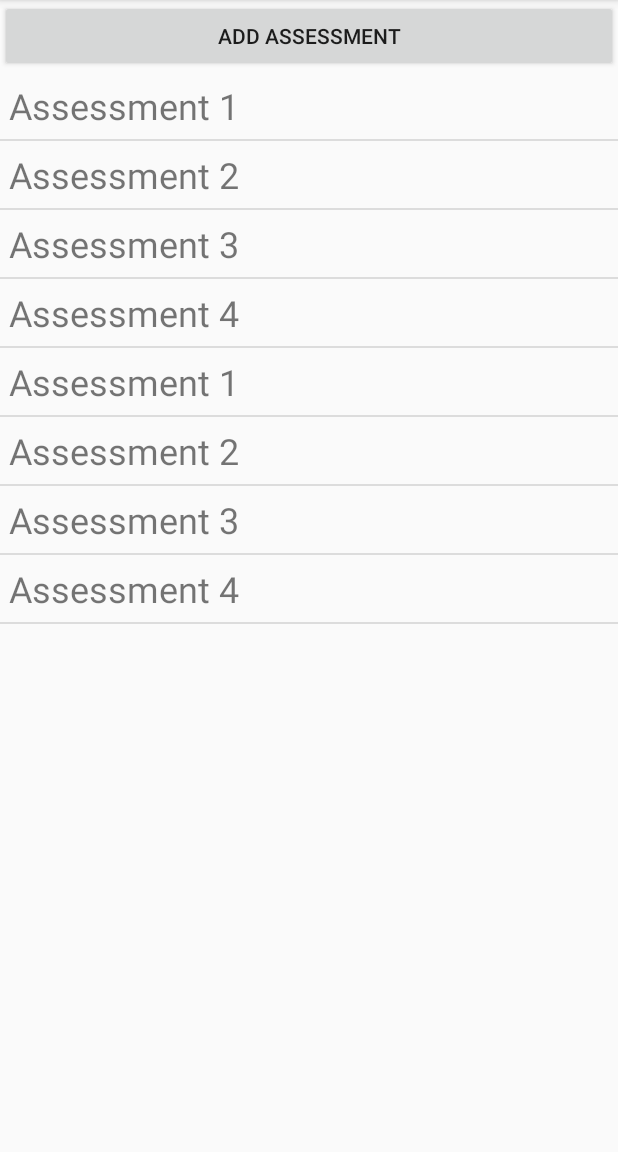
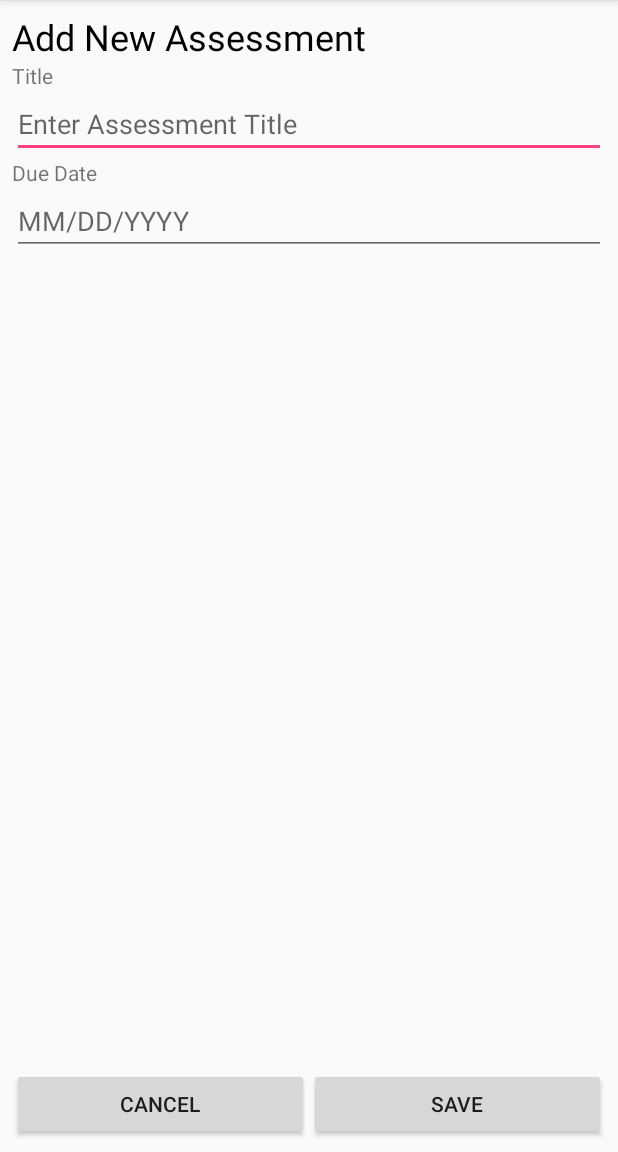
Before and after one commit to jenslarsen/ScheduleOwl, an Android app: the fragment FragmentAssessments shown on its own in the app's theme, after a tap on "ADD ASSESSMENT", on a phone screen of 412 x 824 dp, the part 84-1236 px from its top. Run offline under Robolectric (Android 15) with nearby library versions, the phone set to English and light mode, and no system bars.

Commit message:
Add assessment functionality

```diff
--- a/app/src/main/AndroidManifest.xml
+++ b/app/src/main/AndroidManifest.xml
@@ -25,6 +25,8 @@
         <activity android:name=".EditCourse" />
         <activity android:name=".AddMentor" />
         <activity android:name=".EditMentor" />
+        <activity android:name=".AddAssessment" />
+        <activity android:name=".EditAssessment" />
     </application>
 
 </manifest>
--- /dev/null
+++ b/app/src/main/java/com/jenslarsen/scheduleowl/AddAssessment.java
@@ -0,0 +1,85 @@
+package com.jenslarsen.scheduleowl;
+
+import android.app.DatePickerDialog;
+import android.content.Intent;
+import android.os.Bundle;
+import android.support.v7.app.AppCompatActivity;
+import android.view.View;
+import android.widget.DatePicker;
+import android.widget.EditText;
+import android.widget.Toast;
+
+import java.text.SimpleDateFormat;
+import java.util.Calendar;
+import java.util.Locale;
+
+public class AddAssessment extends AppCompatActivity {
+
+    CourseChooserAdapter adapter;
+
+    public EditText editTextDueDate;
+
+    public Calendar calendar;
+    DatePickerDialog.OnDateSetListener dueDatePicker;
+
+    @Override
+    protected void onCreate(Bundle savedInstanceState) {
+        super.onCreate(savedInstanceState);
+        setContentView(R.layout.activity_add_assessment);
+
+        calendar = Calendar.getInstance();
+
+        // set up due date picker
+        editTextDueDate = findViewById(R.id.editTextDueDate);
+        dueDatePicker = new DatePickerDialog.OnDateSetListener() {
+            @Override
+            public void onDateSet(DatePicker view, int year, int month, int dayOfMonth) {
+                calendar.set(Calendar.YEAR, year);
+                calendar.set(Calendar.MONTH, month);
+                calendar.set(Calendar.DAY_OF_MONTH, dayOfMonth);
+                updateDueDate();
+            }
+        };
+
+        editTextDueDate.setOnClickListener(new View.OnClickListener() {
+            @Override
+            public void onClick(View v) {
+                new DatePickerDialog(AddAssessment.this, dueDatePicker,
+                        calendar.get(Calendar.YEAR),
+                        calendar.get(Calendar.MONTH),
+                        calendar.get(Calendar.DAY_OF_MONTH))
+                        .show();
+            }
+        });
+
+    }
+
+    private void updateDueDate() {
+        String dateFormat = "MM/dd/yyyy";
+        SimpleDateFormat sdf = new SimpleDateFormat(dateFormat, Locale.US);
+        editTextDueDate.setText(sdf.format(calendar.getTime()));
+    }
+
+    public void buttonSaveClicked(View view) {
+        Intent intent = new Intent();
+
+        EditText editTextTitle = findViewById(R.id.editTextTitle);
+        editTextDueDate = findViewById(R.id.editTextDueDate);
+        String assessmentTitle = editTextTitle.getText().toString();
+        String dueDate = editTextDueDate.getText().toString();
+        if (assessmentTitle.isEmpty()) {
+            Toast.makeText(this, "No title entered! Unable to add new assessment", Toast.LENGTH_SHORT).show();
+            setResult(RESULT_CANCELED);
+        } else {
+            intent.putExtra("assessmentTitle", assessmentTitle);
+            intent.putExtra("dueDate", dueDate);
+            intent.putExtra("selectedCourses", adapter.getSelectedCourses());
+            setResult(RESULT_OK, intent);
+        }
+        finish();
+    }
+
+    public void buttonCancelClicked(View view) {
+        finish();
+    }
+}
--- a/app/src/main/java/com/jenslarsen/scheduleowl/FragmentAssessments.java
+++ b/app/src/main/java/com/jenslarsen/scheduleowl/FragmentAssessments.java
@@ -1,5 +1,6 @@
 package com.jenslarsen.scheduleowl;
 
+import android.content.Intent;
 import android.os.Bundle;
 import android.support.v4.app.Fragment;
 import android.view.LayoutInflater;
@@ -14,6 +15,8 @@ import com.jenslarsen.scheduleowl.db.Datasource;
 import com.jenslarsen.scheduleowl.model.Assessment;
 
 public class FragmentAssessments extends Fragment {
+
+    private static final int ADD_ASSESSMENT = 1;
 
     @Override
     public View onCreateView(LayoutInflater inflater, ViewGroup container,
@@ -41,6 +44,8 @@ public class FragmentAssessments extends Fragment {
     }
 
     public void buttonAddAssessmentClicked() {
-        Toast.makeText(getContext(), "Add Assessment here", Toast.LENGTH_SHORT).show();
+        Intent intent = new Intent(getActivity(), AddAssessment.class);
+        startActivityForResult(intent, ADD_ASSESSMENT);
+
     }
 }
--- /dev/null
+++ b/app/src/main/res/layout/activity_add_assessment.xml
@@ -0,0 +1,72 @@
+<?xml version="1.0" encoding="utf-8"?>
+<LinearLayout xmlns:android="http://schemas.android.com/apk/res/android"
+    xmlns:tools="http://schemas.android.com/tools"
+    android:layout_width="match_parent"
+    android:layout_height="match_parent"
+    android:layout_margin="8dp"
+    android:orientation="vertical"
+    tools:context=".AddAssessment">
+
+    <TextView
+        android:id="@+id/textViewAddAssessment"
+        android:layout_width="match_parent"
+        android:layout_height="wrap_content"
+        android:text="Add New Assessment"
+        android:textColor="@android:color/black"
+        android:textSize="24sp" />
+
+    <TextView
+        android:id="@+id/textViewTitle"
+        android:layout_width="match_parent"
+        android:layout_height="wrap_content"
+        android:text="@string/title" />
+
+    <EditText
+        android:id="@+id/editTextTitle"
+        android:layout_width="match_parent"
+        android:layout_height="wrap_content"
+        android:ems="10"
+        android:inputType="textPersonName"
+        android:hint="Enter Assessment Title"/>
+
+    <TextView
+        android:id="@+id/textViewDueDate"
+        android:layout_width="match_parent"
+        android:layout_height="wrap_content"
+        android:text="Due Date" />
+
+    <EditText
+        android:id="@+id/editTextDueDate"
+        android:layout_width="match_parent"
+        android:layout_height="wrap_content"
+        android:clickable="true"
+        android:ems="10"
+        android:focusable="false"
+        android:hint="MM/DD/YYYY"
+        android:inputType="date" />
+
+    <LinearLayout
+        android:layout_width="match_parent"
+        android:layout_height="wrap_content"
+        android:layout_gravity="bottom"
+        android:layout_weight="1"
+        android:gravity="bottom"
+        android:orientation="horizontal">
+
+        <Button
+            android:id="@+id/buttonCancel"
+            android:layout_width="wrap_content"
+            android:layout_height="wrap_content"
+            android:layout_weight="10"
+            android:onClick="buttonCancelClicked"
+            android:text="@string/cancel" />
+
+        <Button
+            android:id="@+id/buttonSave"
+            android:layout_width="wrap_content"
+            android:layout_height="wrap_content"
+            android:layout_weight="10"
+            android:onClick="buttonSaveClicked"
+            android:text="@string/save" />
+    </LinearLayout>
+</LinearLayout>
--- a/app/src/main/res/layout/activity_add_course.xml
+++ b/app/src/main/res/layout/activity_add_course.xml
@@ -126,7 +126,8 @@
             android:id="@+id/editTextNotes"
             android:layout_width="wrap_content"
             android:layout_height="wrap_content"
-            android:layout_weight="10" />
+            android:layout_weight="10"
+            android:inputType="textShortMessage" />
 
         <Button
             android:id="@+id/buttonShareNotes"
```
Also changed, not shown: app/src/main/java/com/jenslarsen/scheduleowl/EditAssessment.java (added, +86 -0 lines).
